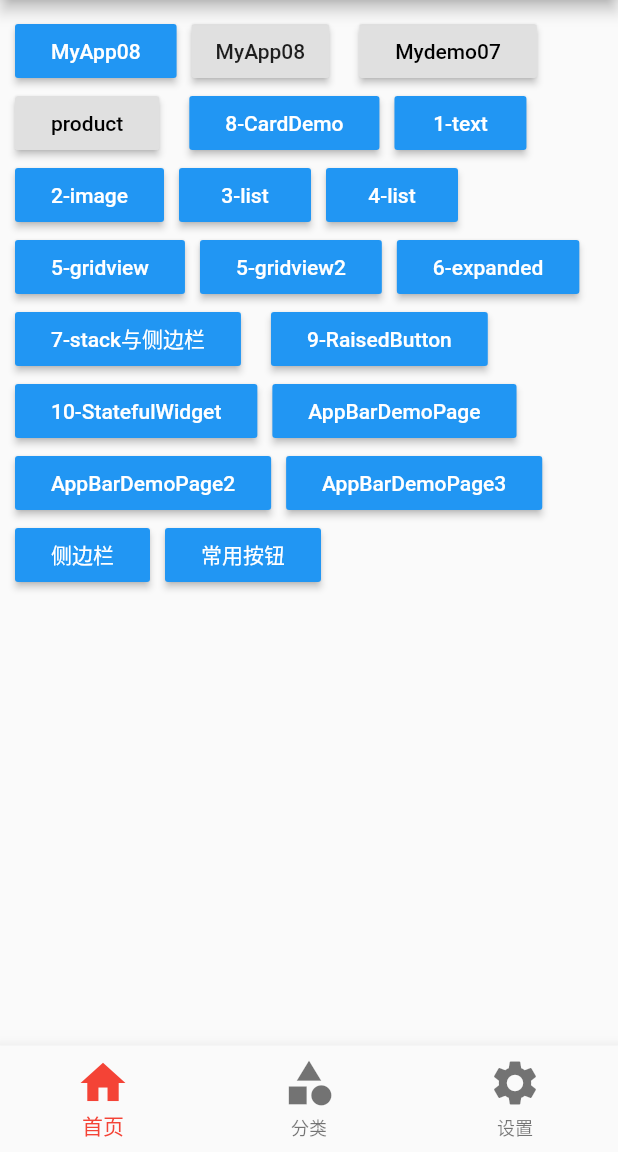
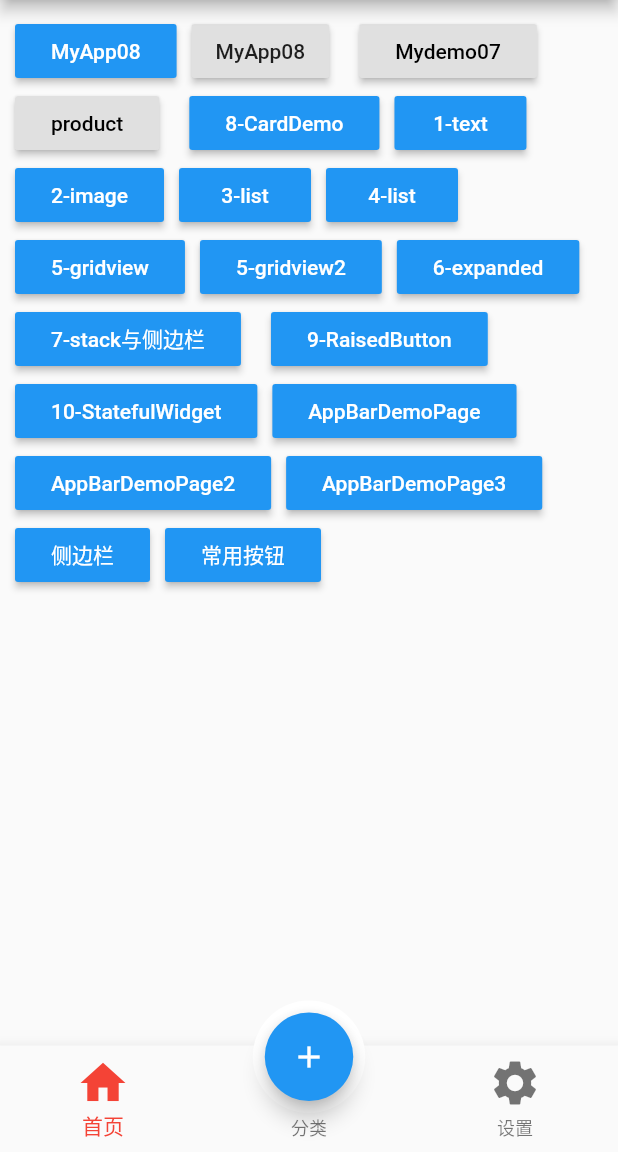
Before and after one commit to DjTenacity/flutter_app1, a Flutter app: the screen it shows after launch, on a phone screen of 412 x 824 dp, the part 84-1236 px from its top. Run offline on Flutter 3.47's test engine with Material 2 defaults, Android fonts, the phone set to English and light mode, and no system bars; our stand-ins replace date_format, flutter_swiper; missing offline and left inert: flutter_cupertino_date_picker.

Commit message:
FloatingActionButton实现类似闲鱼App底部导航凸起按钮

```diff
--- a/lib/pages/Tabs.dart
+++ b/lib/pages/Tabs.dart
@@ -28,12 +28,44 @@ class _TabsState extends State<Tabs> {
           icon: Icon(Icons.access_alarm),
           onPressed: () {
             print("Icons.access_alarm");
-          Navigator.pushNamed(context, '/appBarDemo');
+            Navigator.pushNamed(context, '/appBarDemo');
 //            Navigator.of(context).push(
 //                MaterialPageRoute(builder: (context) => AppBarDemoPage()));
           },
         ),
       ),
+//      floatingActionButton: FloatingActionButton(
+//        child: Icon(
+//          Icons.add,
+//          color: Colors.black26,
+//          size: 44,
+//        ),
+//      ),
+      floatingActionButton: Container(
+        width: 75,
+        height: 75,
+        padding: EdgeInsets.all(8.0),
+        margin: EdgeInsets.only(top: 15),
+        decoration: BoxDecoration(
+          borderRadius: BorderRadius.circular(40),
+          color: Colors.white,
+        ),
+        child: FloatingActionButton(
+          child: Icon(
+            Icons.add,
+            color: Colors.white,
+          ),
+          backgroundColor: this._currentIndex==1?Colors.red:Colors.blue,
+          onPressed: () {
+              // 重新渲染
+            setState(() {
+              //改变状态 , 重新渲染
+              this._currentIndex = 1;
+            });
+          },
+        ),
+      ),
+      floatingActionButtonLocation: FloatingActionButtonLocation.centerDocked,
       body: this._pageList[this._currentIndex],
       bottomNavigationBar: BottomNavigationBar(
         currentIndex: this._currentIndex,
@@ -52,8 +84,7 @@ class _TabsState extends State<Tabs> {
         //配置底部tabs可以有多个按钮
         items: [
           BottomNavigationBarItem(icon: Icon(Icons.home), title: Text("首页")),
-          BottomNavigationBarItem(
-              icon: Icon(Icons.category), title: Text("分类")),
+          BottomNavigationBarItem(icon: Icon(Icons.category), title: Text("分类")),
           BottomNavigationBarItem(icon: Icon(Icons.settings), title: Text("设置"))
         ],
       ),
```
